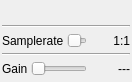
f4exb/sdrangel, file plugins/samplesource/v4l/v4lgui.ui: the form before one commit.
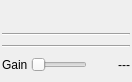
The form after the commit. Custom widgets are drawn as their Qt base class.

Patch:
```diff
--- a/plugins/samplesource/v4l/v4lgui.ui
+++ b/plugins/samplesource/v4l/v4lgui.ui
@@ -100,58 +100,6 @@
      </property>
     </widget>
    </item>
-   <item>
-    <layout class="QGridLayout" name="gridLayout_3">
-     <property name="spacing">
-      <number>3</number>
-     </property>
-     <item row="0" column="1">
-      <widget class="QSlider" name="samplerate">
-       <property name="toolTip">
-        <string>Device Samplerate</string>
-       </property>
-       <property name="maximum">
-        <number>4</number>
-       </property>
-       <property name="pageStep">
-        <number>1</number>
-       </property>
-       <property name="orientation">
-        <enum>Qt::Horizontal</enum>
-       </property>
-      </widget>
-     </item>
-     <item row="0" column="0">
-      <widget class="QLabel" name="label_12">
-       <property name="sizePolicy">
-        <sizepolicy hsizetype="Maximum" vsizetype="Preferred">
-         <horstretch>0</horstretch>
-         <verstretch>0</verstretch>
-        </sizepolicy>
-       </property>
-       <property name="text">
-        <string>Samplerate</string>
-       </property>
-      </widget>
-     </item>
-     <item row="0" column="2">
-      <widget class="QLabel" name="samplerateText">
-       <property name="minimumSize">
-        <size>
-         <width>40</width>
-         <height>0</height>
-        </size>
-       </property>
-       <property name="text">
-        <string>1:1</string>
-       </property>
-       <property name="alignment">
-        <set>Qt::AlignRight|Qt::AlignTrailing|Qt::AlignVCenter</set>
-       </property>
-      </widget>
-     </item>
-    </layout>
-   </item>
    <item>
     <widget class="Line" name="line_3">
      <property name="orientation">
```
